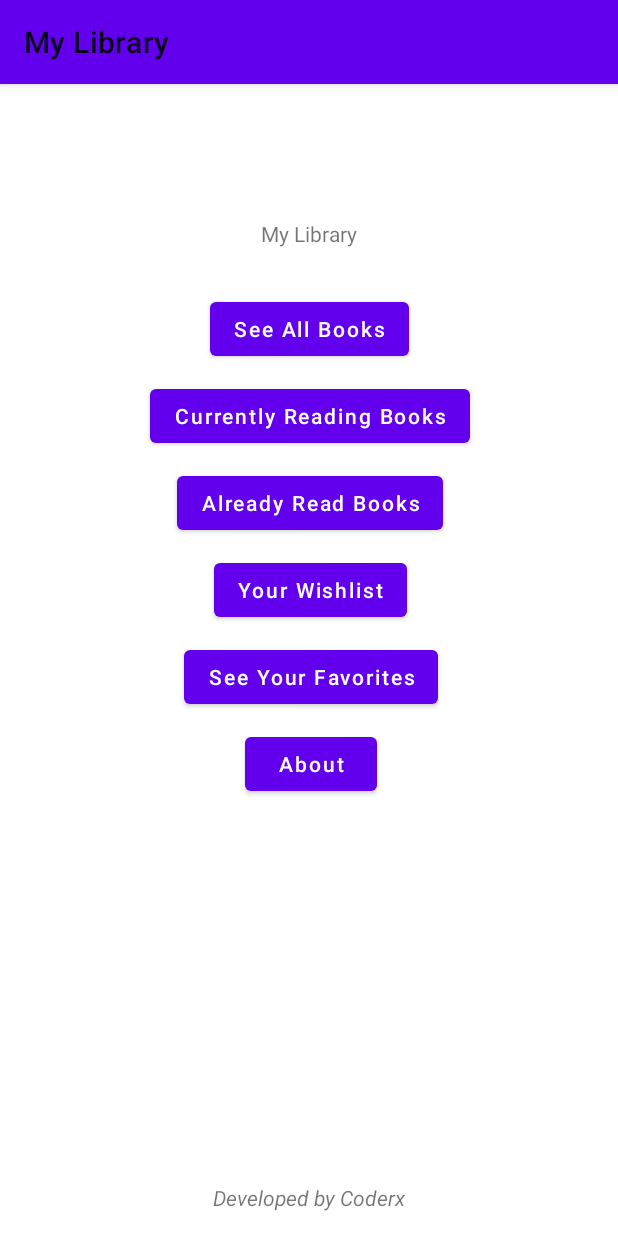
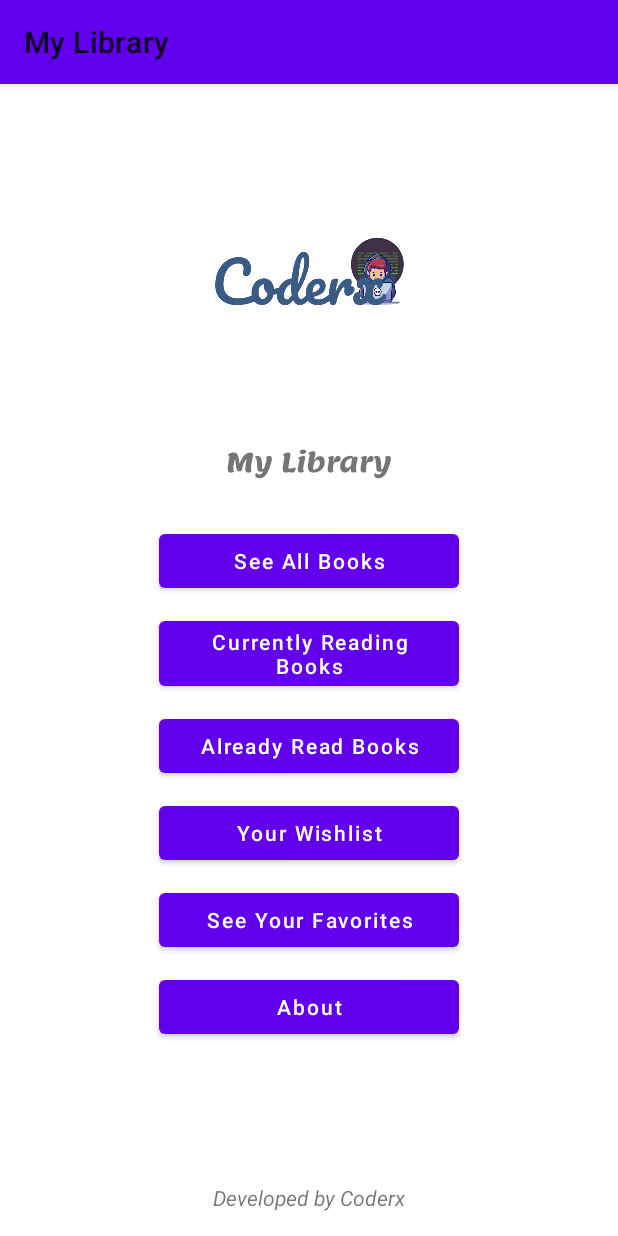
Before and after one commit to coderx31/My_Library, an Android app: the screen it shows after launch (MainActivity), on a phone screen of 412 x 824 dp. Run offline under Robolectric (Android 15) with nearby library versions, the phone set to English and light mode, and no system bars.

Commit message:
done with starter page and create All books activity

```diff
--- a/app/src/main/AndroidManifest.xml
+++ b/app/src/main/AndroidManifest.xml
@@ -9,6 +9,7 @@
         android:roundIcon="@mipmap/ic_launcher_round"
         android:supportsRtl="true"
         android:theme="@style/AppTheme">
+        <activity android:name=".AllBooksActivity"></activity>
         <activity android:name=".MainActivity">
             <intent-filter>
                 <action android:name="android.intent.action.MAIN" />
--- /dev/null
+++ b/app/src/main/java/com/coderx/mylibrary/AllBooksActivity.java
@@ -0,0 +1,14 @@
+package com.coderx.mylibrary;
+
+import androidx.appcompat.app.AppCompatActivity;
+
+import android.os.Bundle;
+
+public class AllBooksActivity extends AppCompatActivity {
+
+    @Override
+    protected void onCreate(Bundle savedInstanceState) {
+        super.onCreate(savedInstanceState);
+        setContentView(R.layout.activity_all_books);
+    }
+}
--- a/app/src/main/java/com/coderx/mylibrary/MainActivity.java
+++ b/app/src/main/java/com/coderx/mylibrary/MainActivity.java
@@ -3,12 +3,28 @@ package com.coderx.mylibrary;
 import androidx.appcompat.app.AppCompatActivity;
 
 import android.os.Bundle;
+import android.widget.Button;
 
 public class MainActivity extends AppCompatActivity {
+
+    private Button btnAllBooks, btnAlreadyRead, btnWantToRead, btnCurrentlyReading, btnFavorite, btnAbout;
 
     @Override
     protected void onCreate(Bundle savedInstanceState) {
         super.onCreate(savedInstanceState);
         setContentView(R.layout.activity_main);
+
+        /*initialize all the views*/
+        initViews();
+    }
+
+    private void initViews(){
+        /* all the views */
+        btnAllBooks = findViewById(R.id.btnAllBooks);
+        btnAlreadyRead = findViewById(R.id.btnAlreadyRead);
+        btnWantToRead = findViewById(R.id.btnWantToRead);
+        btnCurrentlyReading = findViewById(R.id.btnCurrentlyReading);
+        btnFavorite = findViewById(R.id.btnFavorite);
+        btnAbout = findViewById(R.id.btnAbout);
     }
 }
--- /dev/null
+++ b/app/src/main/res/layout/activity_all_books.xml
@@ -0,0 +1,9 @@
+<?xml version="1.0" encoding="utf-8"?>
+<androidx.constraintlayout.widget.ConstraintLayout xmlns:android="http://schemas.android.com/apk/res/android"
+    xmlns:app="http://schemas.android.com/apk/res-auto"
+    xmlns:tools="http://schemas.android.com/tools"
+    android:layout_width="match_parent"
+    android:layout_height="match_parent"
+    tools:context=".AllBooksActivity">
+
+</androidx.constraintlayout.widget.ConstraintLayout>
--- a/app/src/main/res/layout/activity_main.xml
+++ b/app/src/main/res/layout/activity_main.xml
@@ -11,17 +11,19 @@
         android:layout_width="wrap_content"
         android:layout_height="wrap_content"
         android:layout_marginTop="40dp"
-        android:text="My Library"
+        android:fontFamily="@font/lemon"
+        android:text="@string/my_library"
+        android:textSize="18sp"
         app:layout_constraintEnd_toEndOf="parent"
         app:layout_constraintStart_toStartOf="parent"
         app:layout_constraintTop_toBottomOf="@+id/imgLogo" />
 
     <Button
         android:id="@+id/btnAllBooks"
-        android:layout_width="wrap_content"
+        android:layout_width="200dp"
         android:layout_height="wrap_content"
         android:layout_marginTop="30dp"
-        android:text="See All Books"
+        android:text="@string/see_all_books"
         android:textAllCaps="false"
         app:layout_constraintEnd_toEndOf="parent"
         app:layout_constraintStart_toStartOf="parent"
@@ -29,10 +31,10 @@
 
     <Button
         android:id="@+id/btnCurrentlyReading"
-        android:layout_width="wrap_content"
+        android:layout_width="200dp"
         android:layout_height="wrap_content"
         android:layout_marginTop="10dp"
-        android:text="Currently Reading Books"
+        android:text="@string/currently_reading_books"
         android:textAllCaps="false"
         app:layout_constraintEnd_toEndOf="@+id/btnAllBooks"
         app:layout_constraintStart_toStartOf="@+id/btnAllBooks"
@@ -40,10 +42,10 @@
 
     <Button
         android:id="@+id/btnAlreadyRead"
-        android:layout_width="wrap_content"
+        android:layout_width="200dp"
         android:layout_height="wrap_content"
         android:layout_marginTop="10dp"
-        android:text="Already Read Books"
+        android:text="@string/already_read_books"
         android:textAllCaps="false"
         app:layout_constraintEnd_toEndOf="@+id/btnCurrentlyReading"
         app:layout_constraintStart_toStartOf="@+id/btnCurrentlyReading"
@@ -51,10 +53,10 @@
 
     <Button
         android:id="@+id/btnWantToRead"
-        android:layout_width="wrap_content"
+        android:layout_width="200dp"
         android:layout_height="wrap_content"
         android:layout_marginTop="10dp"
-        android:text="Your Wishlist"
+        android:text="@string/your_wishlist"
         android:textAllCaps="false"
         app:layout_constraintEnd_toEndOf="@+id/btnAlreadyRead"
         app:layout_constraintStart_toStartOf="@+id/btnAlreadyRead"
@@ -62,10 +64,10 @@
 
     <Button
         android:id="@+id/btnFavorite"
-        android:layout_width="wrap_content"
+        android:layout_width="200dp"
         android:layout_height="wrap_content"
         android:layout_marginTop="10dp"
-        android:text="See Your Favorites"
+        android:text="@string/see_your_favorites"
         android:textAllCaps="false"
         app:layout_constraintEnd_toEndOf="@+id/btnWantToRead"
         app:layout_constraintStart_toStartOf="@+id/btnWantToRead"
@@ -73,10 +75,10 @@
 
     <Button
         android:id="@+id/btnAbout"
-        android:layout_width="wrap_content"
+        android:layout_width="200dp"
         android:layout_height="wrap_content"
         android:layout_marginTop="10dp"
-        android:text="About"
+        android:text="@string/about"
         android:textAllCaps="false"
         app:layout_constraintEnd_toEndOf="@+id/btnFavorite"
         app:layout_constraintStart_toStartOf="@+id/btnFavorite"
@@ -84,20 +86,20 @@
 
     <ImageView
         android:id="@+id/imgLogo"
-        android:layout_width="wrap_content"
-        android:layout_height="wrap_content"
+        android:layout_width="150dp"
+        android:layout_height="150dp"
         android:layout_marginTop="50dp"
         app:layout_constraintEnd_toEndOf="parent"
         app:layout_constraintStart_toStartOf="parent"
         app:layout_constraintTop_toTopOf="parent"
-        tools:srcCompat="@tools:sample/avatars" />
+        android:src="@mipmap/logo"/>
 
     <TextView
         android:id="@+id/txtLicence"
         android:layout_width="wrap_content"
         android:layout_height="wrap_content"
         android:layout_marginBottom="16dp"
-        android:text="Developed by Coderx"
+        android:text="@string/developed_by_coderx"
         android:textStyle="italic"
         app:layout_constraintBottom_toBottomOf="parent"
         app:layout_constraintEnd_toEndOf="parent"
--- a/app/src/main/res/values/strings.xml
+++ b/app/src/main/res/values/strings.xml
@@ -1,3 +1,11 @@
 <resources>
     <string name="app_name">My Library</string>
+    <string name="my_library">My Library</string>
+    <string name="see_all_books">See All Books</string>
+    <string name="currently_reading_books">Currently Reading Books</string>
+    <string name="already_read_books">Already Read Books</string>
+    <string name="your_wishlist">Your Wishlist</string>
+    <string name="see_your_favorites">See Your Favorites</string>
+    <string name="about">About</string>
+    <string name="developed_by_coderx">Developed by Coderx</string>
 </resources>
```
Also changed, not shown: app/src/main/res/font/lemon.ttf (added), app/src/main/res/mipmap-xhdpi/logo.png (added).
